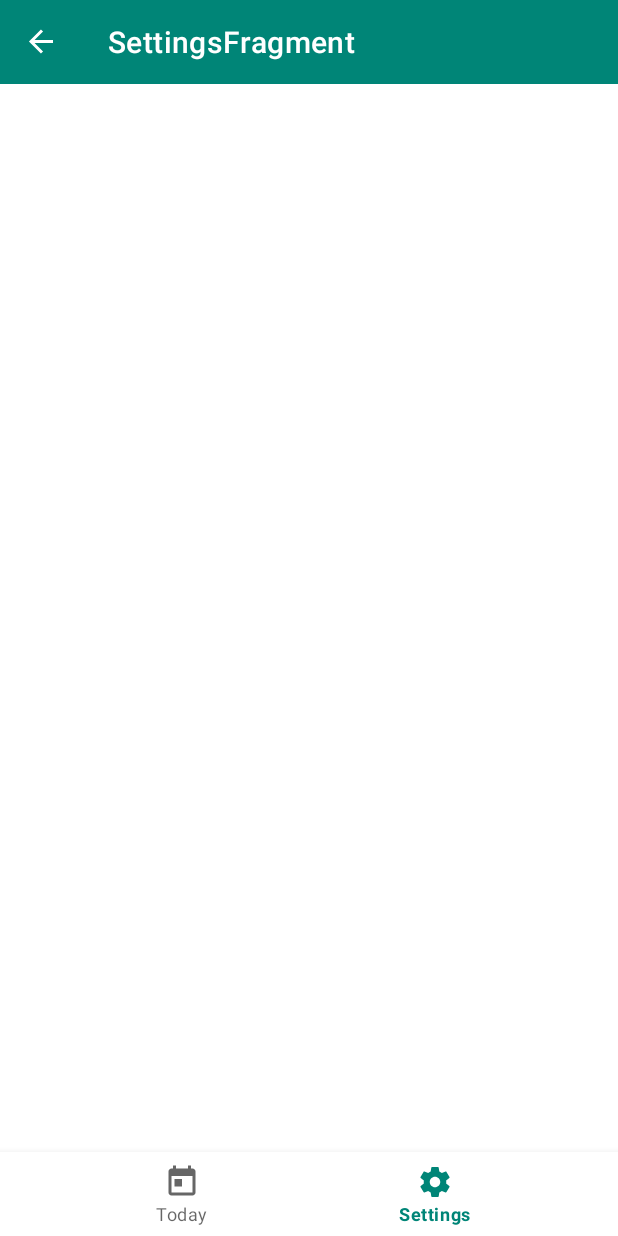
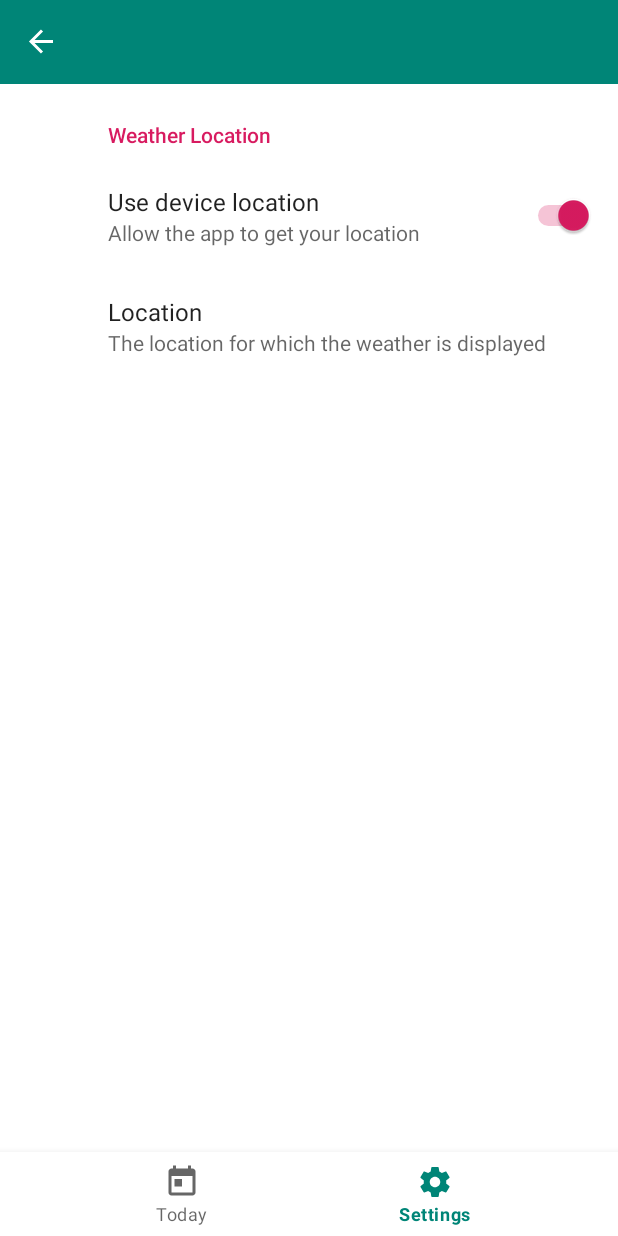
Before and after one commit to szomx96/WeatherApp, an Android app: the screen it shows after launch (MainActivity), item 2 of the bottom bar chosen, on a phone screen of 412 x 824 dp. Run offline under Robolectric (Android 15) with nearby library versions, the phone set to English and light mode, and no system bars; our stand-ins replace androidx.preference, navigation-ui; libraries missing offline, so code that uses them is left out: com.jakewharton.threetenabp, org.kodein.di; pictures from the network do not load; 4 statements that could not run were skipped.

Commit message:
settings

```diff
--- a/app/src/main/java/com/example/weatherapp/ui/settings/SettingsFragment.kt
+++ b/app/src/main/java/com/example/weatherapp/ui/settings/SettingsFragment.kt
@@ -1,8 +1,20 @@
 package com.example.weatherapp.ui.settings
 
+import android.os.Bundle
+import androidx.appcompat.app.AppCompatActivity
 import androidx.fragment.app.Fragment
 import androidx.preference.PreferenceFragmentCompat
+import com.example.weatherapp.R
 
 
-class SettingsFragment : Fragment() {
+class SettingsFragment : PreferenceFragmentCompat() {
+    override fun onCreatePreferences(savedInstanceState: Bundle?, rootKey: String?) {
+        addPreferencesFromResource(R.xml.preferences)
+    }
+
+    override fun onActivityCreated(savedInstanceState: Bundle?) {
+        super.onActivityCreated(savedInstanceState)
+
+        (activity as? AppCompatActivity)?.supportActionBar?.title = "Settings"
+        (activity as? AppCompatActivity)?.supportActionBar?.title = null    }
 }
--- /dev/null
+++ b/app/src/main/res/xml/preferences.xml
@@ -0,0 +1,21 @@
+<?xml version="1.0" encoding="utf-8"?>
+<PreferenceScreen xmlns:android="http://schemas.android.com/apk/res/android">
+
+    <PreferenceCategory
+            android:title="Weather Location">
+        <SwitchPreference
+                android:key="USE_DEVICE_LOCATION"
+                android:title="Use device location"
+                android:summary="Allow the app to get your location"
+                android:defaultValue="true"
+                android:disableDependentsState="true"/>
+
+        <EditTextPreference
+                android:key="CUSTOM_LOCATION"
+                android:title="Location"
+                android:summary="The location for which the weather is displayed"
+                android:defaultValue="Los Angeles"
+                android:dependency="USE_DEVICE_LOCATION"/>
+    </PreferenceCategory>
+
+</PreferenceScreen>
```
